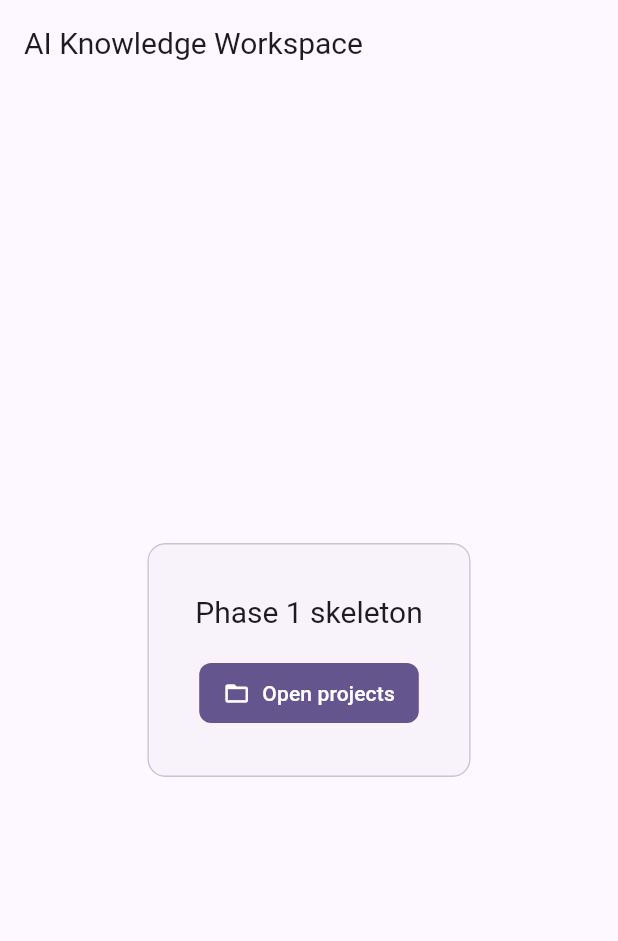
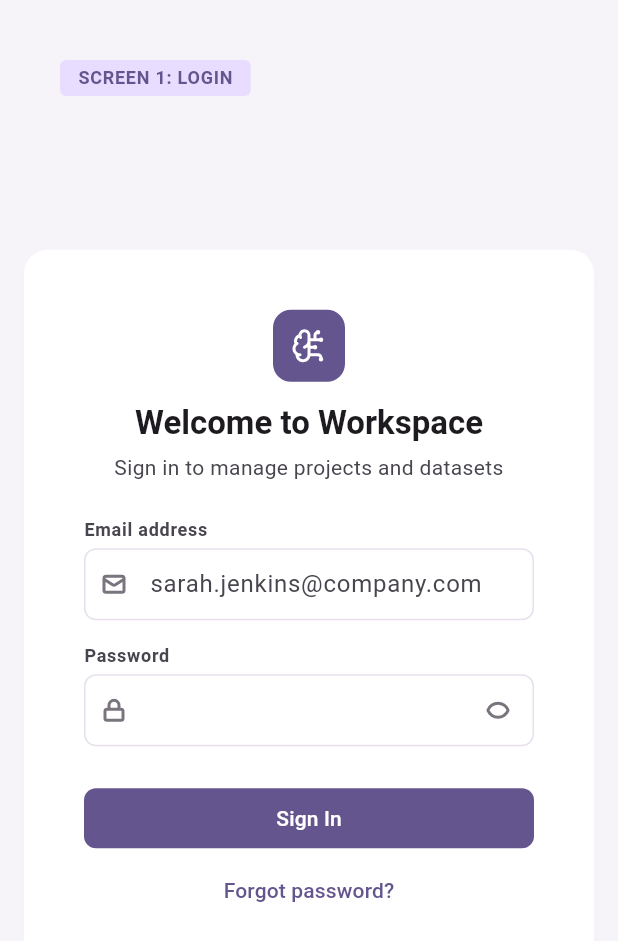
Before and after one commit to vvchens/AI-Knowledge-Workspace, a Flutter app: the screen it shows after launch, on a phone screen of 412 x 824 dp. Shown: the top 941 px of the screen. Run offline on Flutter 3.47's test engine with Material 3 defaults, Android fonts, the phone set to English and light mode, and no system bars; our stand-ins replace flutter_riverpod, flutter_svg, go_router.

Commit message:
feat(frontend): add login and projects screens with design docs
- Add login_screen.dart with form validation, eye/lock icons
- Add projects_screen.dart with project list UI
- Update main.dart routing and theme
- Add app_tokens.dart refinements
- Add 4 desktop design docs (login, dashboard, project list, project overview)
- Add SVG icons (brain-circuit, eye, lock, mail)
- Update pubspec.yaml for assets

```diff
--- a/frontend/lib/main.dart
+++ b/frontend/lib/main.dart
@@ -3,6 +3,8 @@ import 'package:go_router/go_router.dart';
 import 'package:flutter_riverpod/flutter_riverpod.dart';
 
 import 'components/app_components.dart';
+import 'screens/login_screen.dart';
+import 'screens/projects_screen.dart';
 import 'theme/app_theme.dart';
 import 'theme/app_tokens.dart';
 
@@ -19,7 +21,11 @@ class App extends StatelessWidget {
       routes: [
         GoRoute(
           path: '/',
-          builder: (context, state) => const HomeScreen(),
+          redirect: (context, state) => '/login',
+        ),
+        GoRoute(
+          path: '/login',
+          builder: (context, state) => const LoginScreen(),
         ),
         GoRoute(
           path: '/projects',
@@ -66,29 +72,3 @@ class HomeScreen extends StatelessWidget {
     );
   }
 }
-
-class ProjectsScreen extends StatelessWidget {
-  const ProjectsScreen({super.key});
-
-  @override
-  Widget build(BuildContext context) {
-    return Scaffold(
-      appBar: AppBar(
-        title: const Text('Projects'),
-      ),
-      body: Center(
-        child: AppCard(
-          child: Column(
-            mainAxisSize: MainAxisSize.min,
-            children: [
-              Text('Project list placeholder',
-                  style: Theme.of(context).textTheme.bodyMedium),
-              const SizedBox(height: AppSpacing.md),
-              const AppStatusChip(label: 'Ready', color: AppColors.success),
-            ],
-          ),
-        ),
-      ),
-    );
-  }
-}
--- /dev/null
+++ b/frontend/lib/screens/login_screen.dart
@@ -0,0 +1,281 @@
+import 'package:flutter/material.dart';
+import 'package:flutter_svg/flutter_svg.dart';
+
+import '../components/app_components.dart';
+import '../theme/app_tokens.dart';
+
+class LoginScreen extends StatefulWidget {
+  const LoginScreen({super.key});
+
+  @override
+  State<LoginScreen> createState() => _LoginScreenState();
+}
+
+class _LoginScreenState extends State<LoginScreen> {
+  final _formKey = GlobalKey<FormState>();
+  final _emailController = TextEditingController();
+  final _passwordController = TextEditingController();
+  bool _obscurePassword = true;
+
+  @override
+  void dispose() {
+    _emailController.dispose();
+    _passwordController.dispose();
+    super.dispose();
+  }
+
+  void _signIn() {
+    if (!(_formKey.currentState?.validate() ?? false)) return;
+
+    FocusManager.instance.primaryFocus?.unfocus();
+    ScaffoldMessenger.of(context).showSnackBar(
+      const SnackBar(content: Text('Sign-in is not connected yet.')),
+    );
+  }
+
+  @override
+  Widget build(BuildContext context) {
+    final theme = Theme.of(context);
+
+    return Scaffold(
+      body: SafeArea(
+        child: Stack(
+          children: [
+            Positioned(
+              left: 40,
+              top: 40,
+              child: DecoratedBox(
+                decoration: BoxDecoration(
+                  color: theme.colorScheme.primaryContainer,
+                  borderRadius: BorderRadius.circular(AppRadius.sm),
+                ),
+                child: Padding(
+                  padding: const EdgeInsets.symmetric(
+                    horizontal: AppSpacing.md,
+                    vertical: AppSpacing.xs,
+                  ),
+                  child: Text(
+                    'SCREEN 1: LOGIN',
+                    style: theme.textTheme.labelMedium?.copyWith(
+                      color: theme.colorScheme.primary,
+                      fontWeight: FontWeight.bold,
+                    ),
+                  ),
+                ),
+              ),
+            ),
+            Center(
+              child: SingleChildScrollView(
+                padding: const EdgeInsets.all(AppSpacing.lg),
+                child: ConstrainedBox(
+                  constraints: const BoxConstraints(maxWidth: 420),
+                  child: Card(
+                    color: AppColors.cardSurface,
+                    elevation: 4,
+                    shadowColor: Colors.black.withOpacity(0.05),
+                    shape: RoundedRectangleBorder(
+                      borderRadius: BorderRadius.circular(AppRadius.xl),
+                      side: BorderSide.none,
+                    ),
+                    child: Padding(
+                      padding: const EdgeInsets.all(AppSpacing.card),
+                      child: Form(
+                        key: _formKey,
+                        child: Column(
+                          crossAxisAlignment: CrossAxisAlignment.stretch,
+                          children: [
+                            Column(
+                              children: [
+                                Container(
+                                  width: 48,
+                                  height: 48,
+                                  decoration: BoxDecoration(
+                                    color: theme.colorScheme.primary,
+                                    borderRadius:
+                                        BorderRadius.circular(AppRadius.lg),
+                                  ),
+                                  alignment: Alignment.center,
+                                  child: SvgPicture.asset(
+                                    'assets/icons/brain-circuit.svg',
+                                    width: 24,
+                                    height: 24,
+                                  ),
+                                ),
+                                const SizedBox(height: AppSpacing.md),
+                                Text(
+                                  'Welcome to Workspace',
+                                  textAlign: TextAlign.center,
+                                  style: theme.textTheme.titleLarge?.copyWith(
+                                    fontSize: 22,
+                                    fontWeight: FontWeight.bold,
+                                  ),
+                                ),
+                                const SizedBox(height: AppSpacing.xs),
+                                Text(
+                                  'Sign in to manage projects and datasets',
+                                  textAlign: TextAlign.center,
+                                  style: theme.textTheme.bodyMedium?.copyWith(
+                                    color: theme.colorScheme.onSurfaceVariant,
+                                  ),
+                                ),
+                              ],
+                            ),
+                            const SizedBox(height: AppSpacing.xl),
+                            Text(
+                              'Email address',
+                              style: theme.textTheme.labelMedium?.copyWith(
+                                color: theme.colorScheme.onSurfaceVariant,
+                                fontWeight: FontWeight.w600,
+                              ),
+                            ),
+                            const SizedBox(height: AppSpacing.xs),
+                            TextFormField(
+                              controller: _emailController,
+                              keyboardType: TextInputType.emailAddress,
+                              textInputAction: TextInputAction.next,
+                              autofillHints: const [AutofillHints.username],
+                              decoration: InputDecoration(
+                                filled: false,
+                                hintText: 'sarah.jenkins@company.com',
+                                contentPadding:
+                                    const EdgeInsets.all(AppSpacing.md),
+                                enabledBorder: OutlineInputBorder(
+                                  borderRadius:
+                                      BorderRadius.circular(AppRadius.md),
+                                  borderSide: const BorderSide(
+                                    color: AppColors.inputOutline,
+                                  ),
+                                ),
+                                focusedBorder: OutlineInputBorder(
+                                  borderRadius:
+                                      BorderRadius.circular(AppRadius.md),
+                                  borderSide: BorderSide(
+                                    color: theme.colorScheme.primary,
+                                    width: 2,
+                                  ),
+                                ),
+                                prefixIcon: Padding(
+                                  padding: const EdgeInsets.all(AppSpacing.md),
+                                  child: SvgPicture.asset(
+                                    'assets/icons/mail.svg',
+                                    width: 16,
+                                    height: 16,
+                                  ),
+                                ),
+                                prefixIconConstraints: const BoxConstraints(
+                                  minWidth: 40,
+                                  minHeight: 40,
+                                ),
+                              ),
+                              validator: (value) {
+                                if (value == null || value.trim().isEmpty) {
+                                  return 'Enter your email address';
+                                }
+                                if (!value.contains('@')) {
+                                  return 'Enter a valid email address';
+                                }
+                                return null;
+                              },
+                            ),
+                            const SizedBox(height: AppSpacing.lg),
+                            Text(
+                              'Password',
+                              style: theme.textTheme.labelMedium?.copyWith(
+                                color: theme.colorScheme.onSurfaceVariant,
+                                fontWeight: FontWeight.w600,
+                              ),
+                            ),
+                            const SizedBox(height: AppSpacing.xs),
+                            TextFormField(
+                              controller: _passwordController,
+                              obscureText: _obscurePassword,
+                              textInputAction: TextInputAction.done,
+                              autofillHints: const [AutofillHints.password],
+                              onFieldSubmitted: (_) => _signIn(),
+                              decoration: InputDecoration(
+                                filled: false,
+                                contentPadding:
+                                    const EdgeInsets.all(AppSpacing.md),
+                                enabledBorder: OutlineInputBorder(
+                                  borderRadius:
+                                      BorderRadius.circular(AppRadius.md),
+                                  borderSide: const BorderSide(
+                                    color: AppColors.inputOutline,
+                                  ),
+                                ),
+                                focusedBorder: OutlineInputBorder(
+                                  borderRadius:
+                                      BorderRadius.circular(AppRadius.md),
+                                  borderSide: BorderSide(
+                                    color: theme.colorScheme.primary,
+                                    width: 2,
+                                  ),
+                                ),
+                                prefixIcon: Padding(
+                                  padding: const EdgeInsets.all(AppSpacing.md),
+                                  child: SvgPicture.asset(
+                                    'assets/icons/lock.svg',
+                                    width: 16,
+                                    height: 16,
+                                  ),
+                                ),
+                                prefixIconConstraints: const BoxConstraints(
+                                  minWidth: 40,
+                                  minHeight: 40,
+                                ),
+                                suffixIcon: IconButton(
+                                  tooltip: _obscurePassword
+                                      ? 'Show password'
+                                      : 'Hide password',
+                                  onPressed: () => setState(
+                                    () => _obscurePassword = !_obscurePassword,
+                                  ),
+                                  icon: SvgPicture.asset(
+                                    'assets/icons/eye.svg',
+                                    width: 16,
+                                    height: 16,
+                                  ),
+                                ),
+                              ),
+                              validator: (value) =>
+                                  value == null || value.isEmpty
+                                      ? 'Enter your password'
+                                      : null,
+                            ),
+                            const SizedBox(height: AppSpacing.xl),
+                            SizedBox(
+                              width: double.infinity,
+                              child: AppButton(
+                                label: 'Sign In',
+                                onPressed: _signIn,
+                              ),
+                            ),
+                            Align(
+                              alignment: Alignment.center,
+                              child: TextButton(
+                                onPressed: () {
+                                  ScaffoldMessenger.of(context).showSnackBar(
+                                    const SnackBar(
+                                      content: Text(
+                                        'Password recovery is not connected yet.',
+                                      ),
+                                    ),
+                                  );
+                                },
+                                child: const Text('Forgot password?'),
+                              ),
+                            ),
+                          ],
+                        ),
+                      ),
+                    ),
+                  ),
+                ),
+              ),
+            ),
+          ],
+        ),
+      ),
+    );
+  }
+}
--- /dev/null
+++ b/frontend/lib/screens/projects_screen.dart
@@ -0,0 +1,32 @@
+import 'package:flutter/material.dart';
+
+import '../components/app_components.dart';
+import '../theme/app_tokens.dart';
+
+class ProjectsScreen extends StatelessWidget {
+  const ProjectsScreen({super.key});
+
+  @override
+  Widget build(BuildContext context) {
+    return Scaffold(
+      appBar: AppBar(
+        title: const Text('Projects'),
+      ),
+      body: Center(
+        child: AppCard(
+          child: Column(
+            mainAxisSize: MainAxisSize.min,
+            children: [
+              Text(
+                'Project list placeholder',
+                style: Theme.of(context).textTheme.bodyMedium,
+              ),
+              const SizedBox(height: AppSpacing.md),
+              const AppStatusChip(label: 'Ready', color: AppColors.success),
+            ],
+          ),
+        ),
+      ),
+    );
+  }
+}
--- a/frontend/lib/theme/app_theme.dart
+++ b/frontend/lib/theme/app_theme.dart
@@ -14,7 +14,7 @@ abstract final class AppTheme {
     return ThemeData(
       colorScheme: scheme,
       useMaterial3: true,
-      scaffoldBackgroundColor: scheme.surface,
+      scaffoldBackgroundColor: AppColors.loginBackground,
       visualDensity: VisualDensity.standard,
       textTheme: _textTheme(scheme),
       appBarTheme: AppBarTheme(
--- a/frontend/lib/theme/app_tokens.dart
+++ b/frontend/lib/theme/app_tokens.dart
@@ -9,6 +9,7 @@ abstract final class AppSpacing {
   static const xxl = 32.0;
   static const xxxl = 48.0;
   static const huge = 64.0;
+  static const card = 40.0;
 }
 
 abstract final class AppRadius {
@@ -19,6 +20,9 @@ abstract final class AppRadius {
 }
 
 abstract final class AppColors {
+  static const loginBackground = Color(0xFFF6F4F9);
+  static const cardSurface = Color(0xFFFFFFFF);
+  static const inputOutline = Color(0xFFE7E0EC);
   static const success = Color(0xFF2E7D32);
   static const warning = Color(0xFFB26A00);
   static const info = Color(0xFF1565C0);
--- a/frontend/pubspec.yaml
+++ b/frontend/pubspec.yaml
@@ -12,6 +12,7 @@ dependencies:
   go_router: ^14.2.0
   flutter_riverpod: ^2.5.1
   dio: ^5.6.0
+  flutter_svg: ^2.0.17
 
   cupertino_icons: ^1.0.0
 
@@ -22,3 +23,5 @@ dev_dependencies:
 
 flutter:
   uses-material-design: true
+  assets:
+    - assets/icons/
```
Also changed, not shown: frontend/assets/icons/brain-circuit.svg (added), frontend/assets/icons/eye.svg (added), frontend/assets/icons/lock.svg (added), frontend/assets/icons/mail.svg (added), 4 other files.
